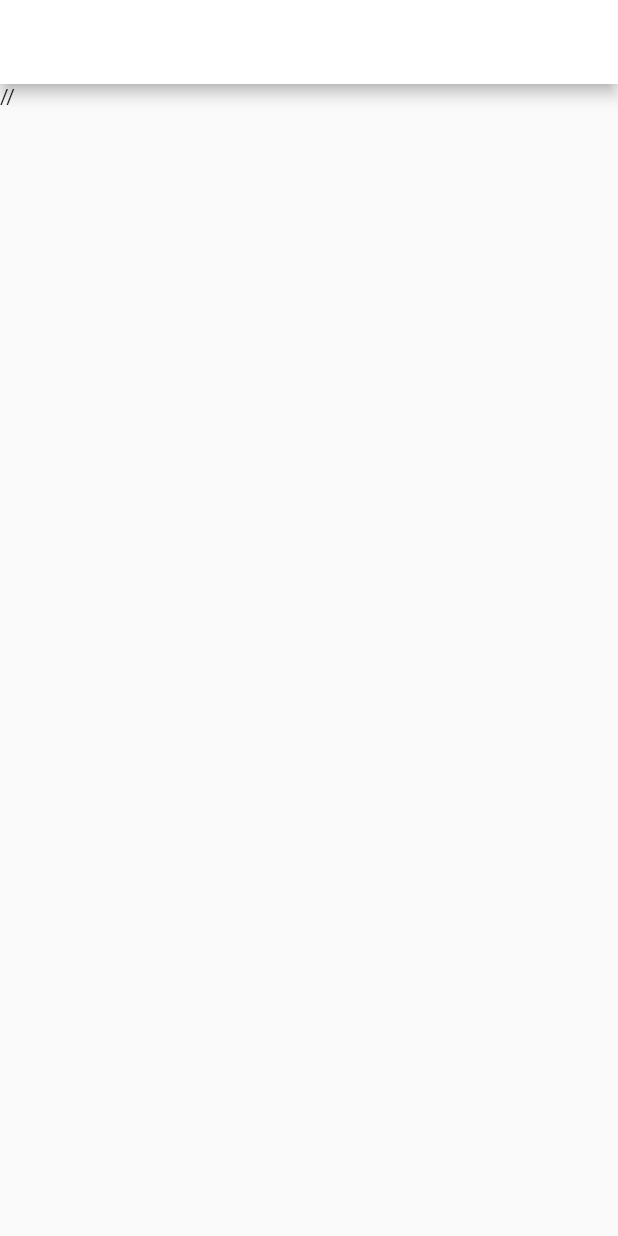
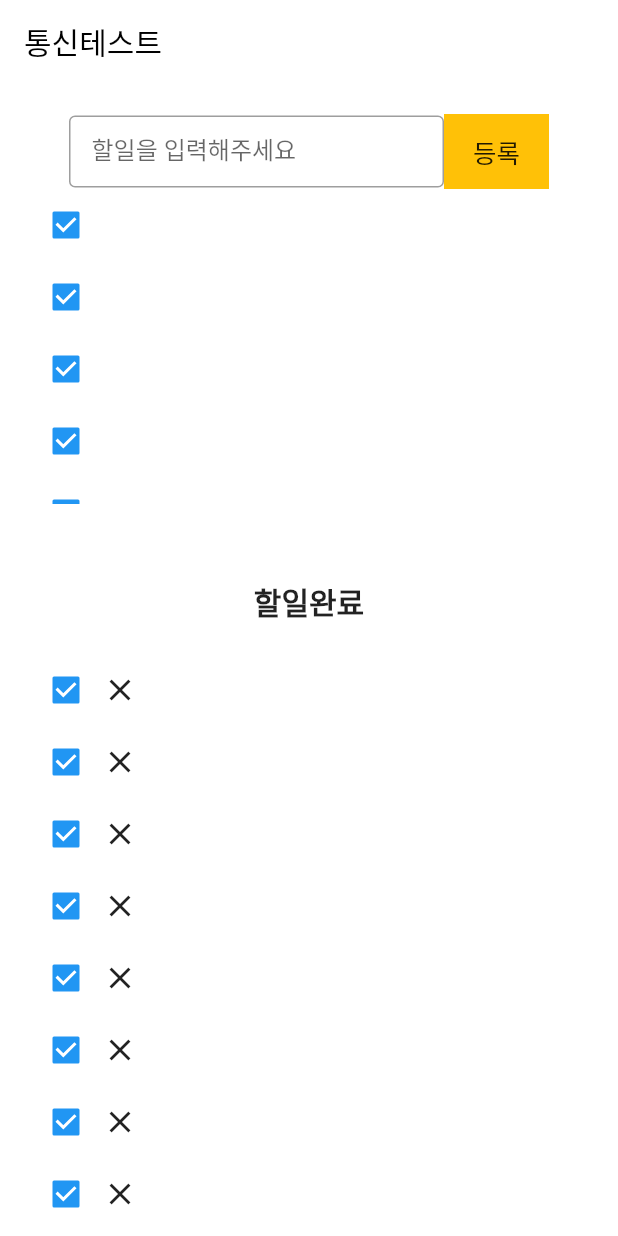
Before and after one commit to hyosun7037/TodoList_flutter_spring, a Flutter app: the screen it shows after launch, on a phone screen of 412 x 824 dp. Run offline on Flutter 3.47's test engine with Material 2 defaults, Android fonts, the phone set to English and light mode, and no system bars; our stand-ins replace get; network calls fail.

Commit message:
[ADD] ui 테스트 진행

```diff
--- a/lib/view/modules/post/post.dart
+++ b/lib/view/modules/post/post.dart
@@ -9,10 +9,108 @@ class Post extends StatelessWidget {
   Widget build(BuildContext context) {
     final postViewModel = Get.put(PostViewModel());
     return Scaffold(
+      backgroundColor: Colors.white70,
       appBar: AppBar(
-        title: Text('통신테스트'),
+        elevation: 0,
+        backgroundColor: Colors.white70,
+        title: Text(
+          '통신테스트',
+          style: TextStyle(color: Colors.black),
+        ),
       ),
-      body: Text('//'),
+      body: SingleChildScrollView(
+        child: Column(
+          children: [
+            Container(
+              color: Colors.white,
+              height: 300,
+              width: double.infinity,
+              padding: const EdgeInsets.all(20),
+              alignment: Alignment.center,
+              child: Column(
+                children: [
+                  Row(
+                    mainAxisAlignment: MainAxisAlignment.center,
+                    children: [
+                      Container(
+                        width: 250,
+                        child: TextField(
+                          // controller 영역
+                          decoration: InputDecoration(
+                              contentPadding: EdgeInsets.symmetric(horizontal: 15),
+                              border: OutlineInputBorder(),
+                              labelText: '할일을 입력해주세요'),
+                        ),
+                      ),
+                      GestureDetector(
+                        onTap: () {},
+                        child: Container(
+                          alignment: Alignment.center,
+                          width: 70,
+                          height: 50,
+                          color: Colors.amber,
+                          child: Text(
+                            '등록',
+                            style: TextStyle(fontSize: 17, fontWeight: FontWeight.w500),
+                          ),
+                        ),
+                      )
+                    ],
+                  ),
+                  // 할일리스트
+                  Expanded(child: ListView.builder(
+                    itemBuilder: (BuildContext context, int index) {
+                      return Row(children: [
+                        Checkbox(
+                            value: true,
+                            onChanged: (val) {
+                              print(val);
+                            })
+                        //
+                      ]);
+                    },
+                  ))
+                ],
+              ),
+            ),
+            SizedBox(height: 10),
+            Container(
+              color: Colors.white,
+              width: double.infinity,
+              height: 500,
+              padding: EdgeInsets.all(20),
+              alignment: Alignment.center,
+              child: Column(
+                children: [
+                  Text(
+                    '할일완료',
+                    style: TextStyle(fontSize: 20, fontWeight: FontWeight.w700),
+                  ),
+                  SizedBox(height: 20),
+                  Expanded(child: ListView.builder(
+                    itemBuilder: (BuildContext context, int index) {
+                      return Row(
+                        children: [
+                          Checkbox(
+                              value: true,
+                              onChanged: (val) {
+                                print(val);
+                              }),
+                          //
+                          GestureDetector(
+                            onTap: () {},
+                            child: Icon(Icons.close),
+                          )
+                        ],
+                      );
+                    },
+                  ))
+                ],
+              ),
+            )
+          ],
+        ),
+      ),
     );
   }
 }
```
